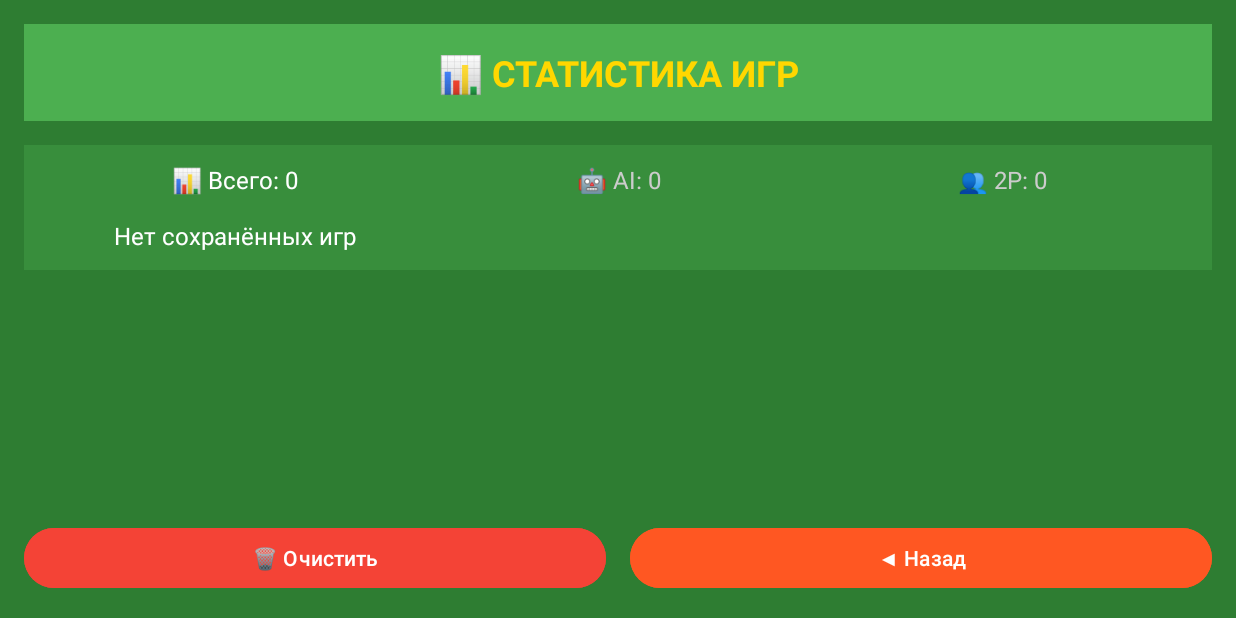
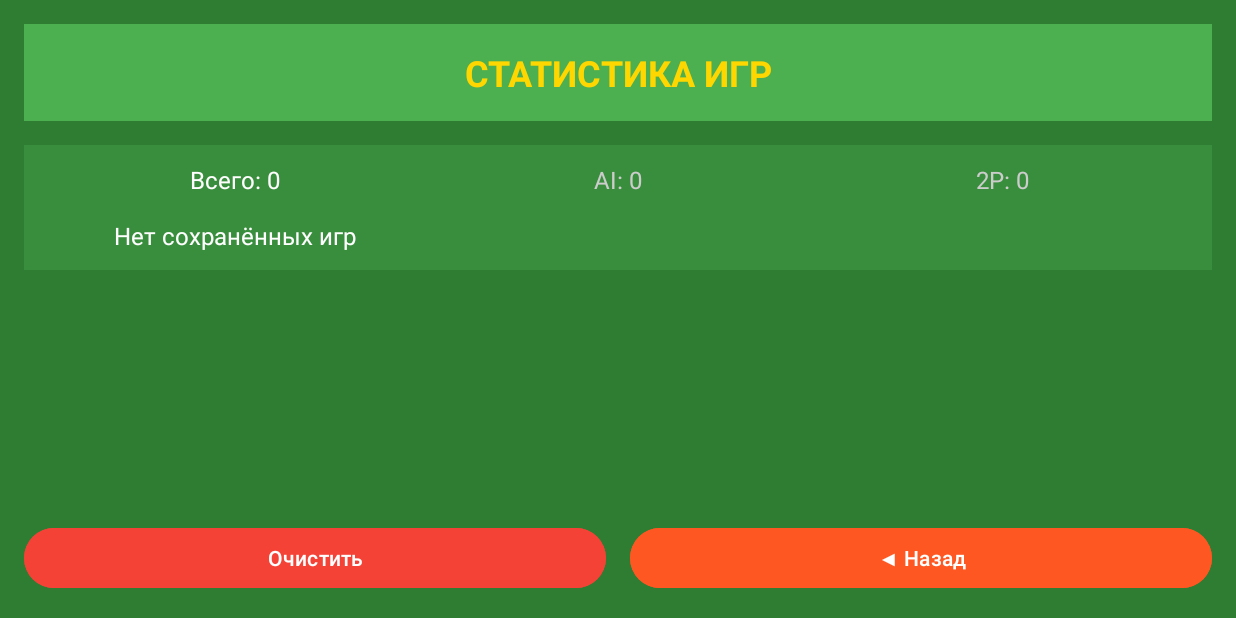
Before and after one commit to Miroshnik-Mariya/Kalah_PI_team, an Android app: the StatisticsActivity screen opened directly, with no data from a screen before it, on a phone screen of 824 x 412 dp (held sideways). Run offline under Robolectric (Android 15) with nearby library versions, the light colour scheme and no system bars.

Commit message:
РАБОЧАЯ СТАТИСТИКА БЕЗ ЭМОДЖИ
ИДЕАЛЬНАЯ ЧИСТЕЙШАЯ СТАТИСТИКА БЕЗ ЭМОДЖИ И ЛИШНЕГО МУСОРА.

```diff
--- a/app/src/main/java/com/example/kalah/StatisticsActivity.kt
+++ b/app/src/main/java/com/example/kalah/StatisticsActivity.kt
@@ -77,18 +77,18 @@ class StatisticsActivity : AppCompatActivity() {
             matchesList.addAll(allResults)
             adapter.notifyDataSetChanged()
 
-            tvTotalGames.text = "📊 Всего: ${allResults.size}"
-            tvVsAICount.text = "🤖 AI: $vsAICount"
-            tvTwoPlayersCount.text = "👥 2P: $twoPlayersCount"
+            tvTotalGames.text = "Всего: ${allResults.size}"
+            tvVsAICount.text = "AI: $vsAICount"
+            tvTwoPlayersCount.text = "2P: $twoPlayersCount"
 
             if (allResults.isEmpty()) {
-                tvTotalGames.text = "📊 Всего: 0\n\nНет сохранённых игр"
+                tvTotalGames.text = "Всего: 0\n\nНет сохранённых игр"
             }
         } catch (e: Exception) {
             e.printStackTrace()
-            tvTotalGames.text = "❌ Ошибка загрузки: ${e.message}"
-            tvVsAICount.text = "🤖 AI: --"
-            tvTwoPlayersCount.text = "👥 2P: --"
+            tvTotalGames.text = "Ошибка загрузки: ${e.message}"
+            tvVsAICount.text = "AI: --"
+            tvTwoPlayersCount.text = "2P: --"
         }
     }
 
@@ -99,9 +99,9 @@ class StatisticsActivity : AppCompatActivity() {
             matchesList.clear()
             adapter.notifyDataSetChanged()
 
-            tvTotalGames.text = "📊 Всего: 0"
-            tvVsAICount.text = "🤖 AI: 0"
-            tvTwoPlayersCount.text = "👥 2P: 0"
+            tvTotalGames.text = "Всего: 0"
+            tvVsAICount.text = "против AI: 0"
+            tvTwoPlayersCount.text = "Вдвоём: 0"
 
             AlertDialog.Builder(this)
                 .setTitle("Статистика очищена")
@@ -137,7 +137,7 @@ class StatisticsActivity : AppCompatActivity() {
                 holder.tvDate.text = date
 
                 // Устанавливаем режим игры
-                val gameModeText = if (match.gameMode == "VS_AI") "🤖 Против AI" else "👥 Два игрока"
+                val gameModeText = if (match.gameMode == "VS_AI") "Против AI" else "Два игрока"
                 val gameModeColor = if (match.gameMode == "VS_AI") "#2196F3" else "#4CAF50"
                 holder.tvGameMode.text = gameModeText
                 holder.tvGameMode.setBackgroundColor(Color.parseColor(gameModeColor))
@@ -189,17 +189,17 @@ class StatisticsActivity : AppCompatActivity() {
                 // Настраиваем результат
                 when {
                     match.winnerName == match.player1Name -> {
-                        holder.tvResult.text = "🏆 ПОБЕДА"
+                        holder.tvResult.text = "ПОБЕДА"
                         holder.tvResult.setBackgroundColor(Color.parseColor("#4CAF50"))
                         holder.tvResult.setTextColor(Color.WHITE)
                     }
                     match.winnerName == match.player2Name -> {
-                        holder.tvResult.text = "💔 ПОРАЖЕНИЕ"
+                        holder.tvResult.text = "ПОРАЖЕНИЕ"
                         holder.tvResult.setBackgroundColor(Color.parseColor("#F44336"))
                         holder.tvResult.setTextColor(Color.WHITE)
                     }
                     else -> {
-                        holder.tvResult.text = "🤝 НИЧЬЯ"
+                        holder.tvResult.text = "НИЧЬЯ"
                         holder.tvResult.setBackgroundColor(Color.parseColor("#9E9E9E"))
                         holder.tvResult.setTextColor(Color.WHITE)
                     }
--- a/app/src/main/res/layout/activity_statistics.xml
+++ b/app/src/main/res/layout/activity_statistics.xml
@@ -9,7 +9,7 @@
     <TextView
         android:layout_width="match_parent"
         android:layout_height="wrap_content"
-        android:text="📊 СТАТИСТИКА ИГР"
+        android:text="СТАТИСТИКА ИГР"
         android:textSize="24sp"
         android:textColor="#FFD700"
         android:textStyle="bold"
@@ -41,7 +41,7 @@
             android:layout_width="0dp"
             android:layout_height="wrap_content"
             android:layout_weight="1"
-            android:text="AI: 0"
+            android:text="против AI: 0"
             android:textSize="16sp"
             android:textColor="#CCCCCC"
             android:gravity="center" />
@@ -51,7 +51,7 @@
             android:layout_width="0dp"
             android:layout_height="wrap_content"
             android:layout_weight="1"
-            android:text="2P: 0"
+            android:text="Вдвоём: 0"
             android:textSize="16sp"
             android:textColor="#CCCCCC"
             android:gravity="center" />
@@ -76,7 +76,7 @@
             android:layout_height="wrap_content"
             android:layout_weight="1"
             android:layout_marginEnd="8dp"
-            android:text="🗑 Очистить"
+            android:text="Очистить"
             android:backgroundTint="#F44336"
             android:textColor="@android:color/white" />
 
--- a/app/src/main/res/layout/item_match.xml
+++ b/app/src/main/res/layout/item_match.xml
@@ -34,7 +34,7 @@
                 android:id="@+id/tvGameMode"
                 android:layout_width="wrap_content"
                 android:layout_height="wrap_content"
-                android:text="👥 Два игрока"
+                android:text="Два игрока"
                 android:textSize="12sp"
                 android:textColor="#4CAF50"
                 android:background="#E8F5E9"
```
